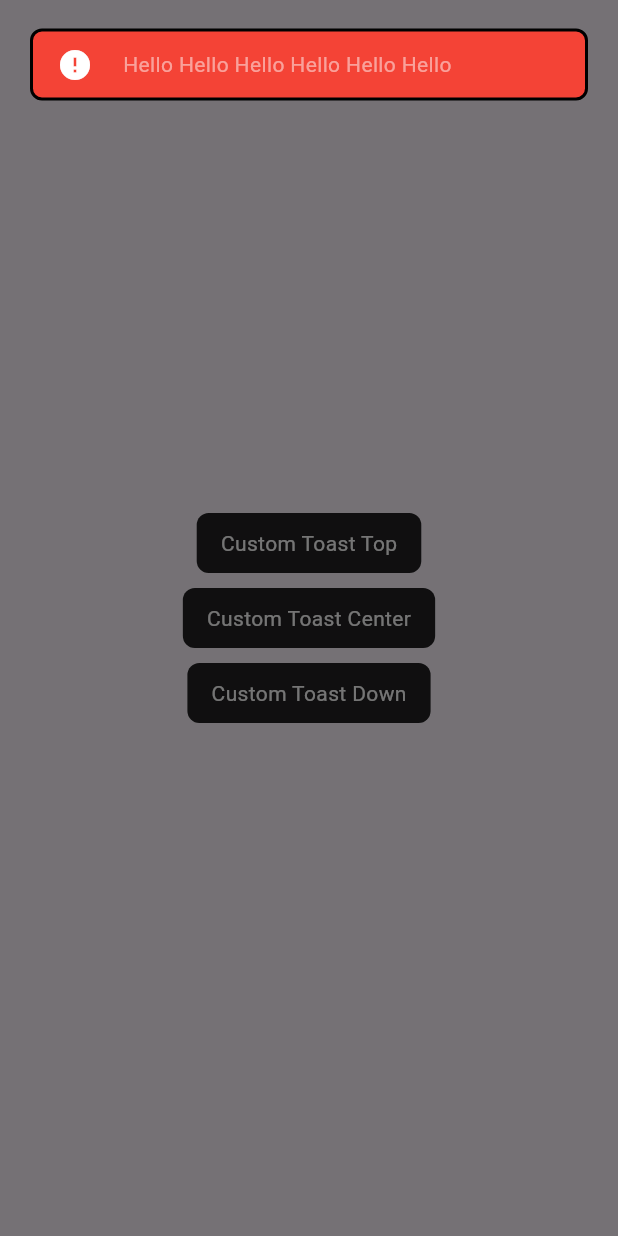
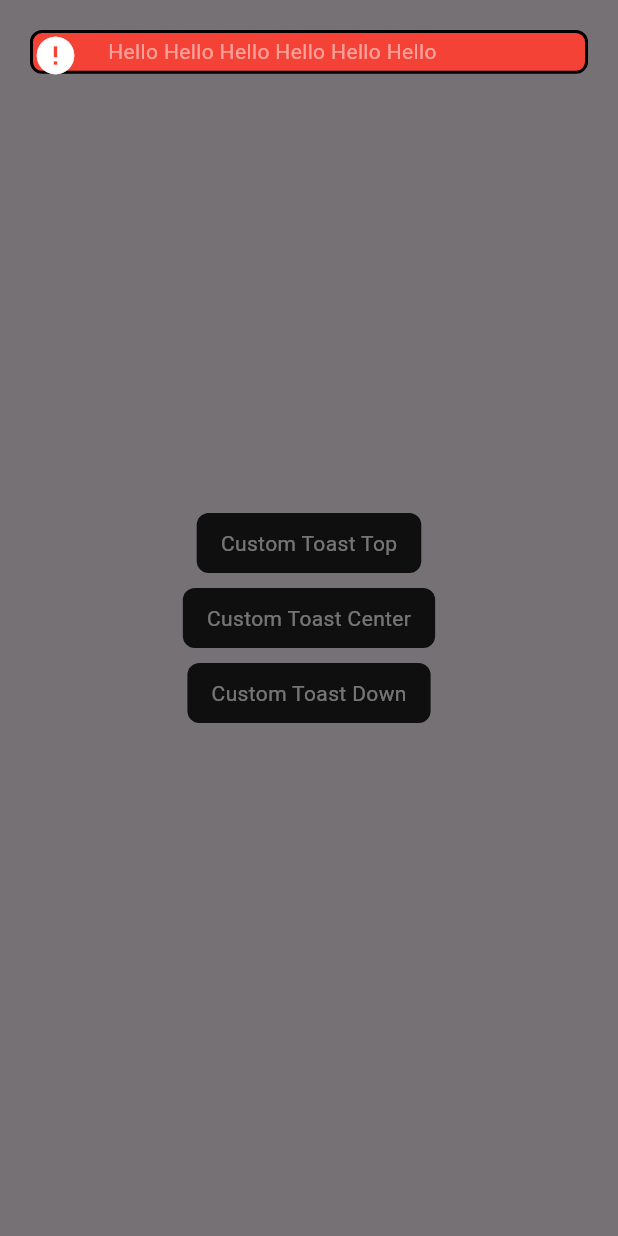
Before and after one commit to sagarkoju/CustomToastWidget, a Flutter app: the screen it shows after launch, after a tap on "Custom Toast Top", on a phone screen of 412 x 824 dp. Run offline on Flutter 3.47's test engine with Material 2 defaults, Android fonts, the light colour scheme and no system bars.

Commit message:
animation addded

```diff
--- a/lib/main.dart
+++ b/lib/main.dart
@@ -35,23 +35,29 @@ class HomeScreen extends StatefulWidget {
   _HomeScreenState createState() => _HomeScreenState();
 }
 
-class _HomeScreenState extends State<HomeScreen> with TickerProviderStateMixin {
+class _HomeScreenState extends State<HomeScreen>
+    with SingleTickerProviderStateMixin {
   bool _isBottomSheetVisible = false;
   late AnimationController _animationController =
       AnimationController(vsync: this);
+  late Animation<double> _heightAnimation;
 
   @override
   void initState() {
     super.initState();
     _animationController = AnimationController(
       vsync: this,
-      duration: const Duration(milliseconds: 300),
+      duration: const Duration(seconds: 2),
+    );
+    _heightAnimation = Tween<double>(begin: 0, end: 50).animate(
+      CurvedAnimation(parent: _animationController, curve: Curves.easeInOut),
     );
   }
 
   @override
   void dispose() {
     _animationController.dispose();
+
     super.dispose();
   }
 
@@ -82,21 +88,11 @@ class _HomeScreenState extends State<HomeScreen> with TickerProviderStateMixin {
             child: AnimatedBuilder(
               animation: _animationController,
               builder: (context, child) {
-                return Transform.translate(
-                  offset: const Offset(0.0, -1),
-                  child: Opacity(
-                    opacity: _animationController.value,
-                    child: child,
-                  ),
-                );
-              },
-              child: Padding(
+                return Padding(
                   padding: const EdgeInsets.all(20),
                   child: Container(
-                  padding: const EdgeInsets.symmetric(
-                    horizontal: 16.0,
-                    vertical: 10.0,
-                  ),
+                    width: double.infinity,
+                    height: _heightAnimation.value,
                     decoration: BoxDecoration(
                       color: error ? Colors.red : Colors.green,
                       border: Border.all(width: 2),
@@ -107,6 +103,7 @@ class _HomeScreenState extends State<HomeScreen> with TickerProviderStateMixin {
                         Icon(
                           error ? Icons.error : Icons.check_circle,
                           color: error ? Colors.white : Colors.black,
+                          size: 30,
                         ),
                         const SizedBox(
                           width: 20,
@@ -124,7 +121,8 @@ class _HomeScreenState extends State<HomeScreen> with TickerProviderStateMixin {
                       ],
                     ),
                   ),
-              ),
+                );
+              },
             ),
           );
         },
```
Lines whose indentation alone changed are shown as unchanged.
